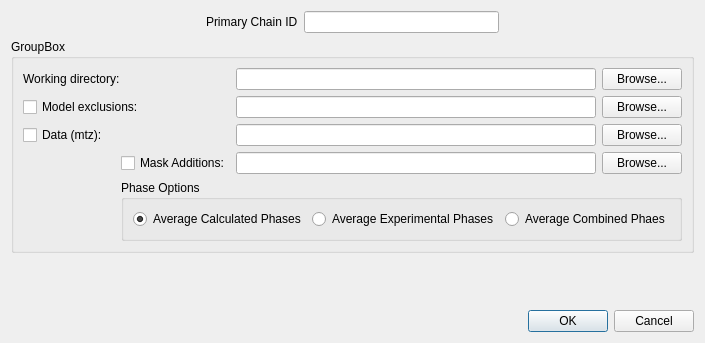
mifit/mifit, file MIExpert/mi_ncsmodeler.ui: the form before one commit.
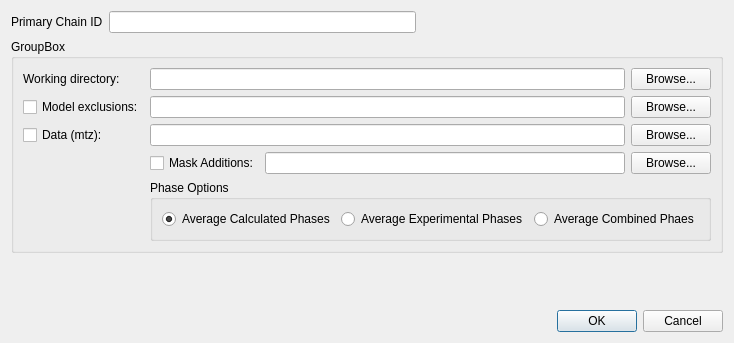
The form after the commit.

Commit message: Finish conversion of mi_ncsmodeler_ui.py

Diff of the .ui file:
```diff
--- a/MIExpert/mi_ncsmodeler.ui
+++ b/MIExpert/mi_ncsmodeler.ui
@@ -16,21 +16,8 @@
    <item row="0" column="0" >
     <layout class="QHBoxLayout" name="horizontalLayout_2" >
      <item>
-      <spacer name="horizontalSpacer_2" >
-       <property name="orientation" >
-        <enum>Qt::Horizontal</enum>
-       </property>
-       <property name="sizeHint" stdset="0" >
-        <size>
-         <width>40</width>
-         <height>20</height>
-        </size>
-       </property>
-      </spacer>
-     </item>
-     <item>
-      <widget class="QLabel" name="label_4" >
-       <property name="text" >
+      <widget class="QLabel" name="label_4">
+       <property name="text">
         <string>Primary Chain ID</string>
        </property>
       </widget>
@@ -57,21 +44,34 @@
      </item>
     </layout>
    </item>
-   <item row="1" column="0" >
-    <widget class="QGroupBox" name="groupBox" >
-     <property name="title" >
+   <item row="2" column="0">
+    <spacer name="verticalSpacer">
+     <property name="orientation">
+      <enum>Qt::Vertical</enum>
+     </property>
+     <property name="sizeHint" stdset="0">
+      <size>
+       <width>20</width>
+       <height>6</height>
+      </size>
+     </property>
+    </spacer>
+   </item>
+   <item row="1" column="0">
+    <widget class="QGroupBox" name="groupBox">
+     <property name="title">
       <string>GroupBox</string>
      </property>
-     <layout class="QGridLayout" name="gridLayout" >
-      <item row="0" column="0" colspan="2" >
-       <widget class="QLabel" name="label" >
-        <property name="text" >
+     <layout class="QGridLayout" name="gridLayout">
+      <item row="0" column="0">
+       <widget class="QLabel" name="label">
+        <property name="text">
          <string>Working directory:</string>
         </property>
        </widget>
       </item>
-      <item row="0" column="2" >
-       <widget class="QLineEdit" name="workingDirLineEdit" />
+      <item row="0" column="1" colspan="2">
+       <widget class="QLineEdit" name="workingDirLineEdit"/>
       </item>
       <item row="0" column="3" >
        <widget class="QPushButton" name="workingDirPushButton" >
@@ -80,15 +80,15 @@
         </property>
        </widget>
       </item>
-      <item row="1" column="0" colspan="2" >
-       <widget class="QCheckBox" name="modelCheckBox" >
-        <property name="text" >
+      <item row="1" column="0">
+       <widget class="QCheckBox" name="modelCheckBox">
+        <property name="text">
          <string>Model exclusions:</string>
         </property>
        </widget>
       </item>
-      <item row="1" column="2" >
-       <widget class="QLineEdit" name="modelLineEdit" />
+      <item row="1" column="1" colspan="2">
+       <widget class="QLineEdit" name="modelLineEdit"/>
       </item>
       <item row="1" column="3" >
        <widget class="QPushButton" name="modelPushButton" >
@@ -97,47 +97,39 @@
         </property>
        </widget>
       </item>
-      <item row="3" column="0" colspan="2" >
-       <widget class="QCheckBox" name="dataCheckBox" >
-        <property name="text" >
+      <item row="2" column="0">
+       <widget class="QCheckBox" name="dataCheckBox">
+        <property name="text">
          <string>Data (mtz):</string>
         </property>
        </widget>
       </item>
-      <item row="3" column="2" >
-       <widget class="QLineEdit" name="dataLineEdit" />
+      <item row="2" column="1" colspan="2">
+       <widget class="QLineEdit" name="dataLineEdit"/>
       </item>
-      <item row="3" column="3" >
-       <widget class="QPushButton" name="dataPushButton" >
-        <property name="text" >
+      <item row="2" column="3">
+       <widget class="QPushButton" name="dataPushButton">
+        <property name="text">
          <string>Browse...</string>
         </property>
        </widget>
       </item>
-      <item row="4" column="1" >
-       <layout class="QHBoxLayout" name="horizontalLayout_3" >
-        <item>
-         <widget class="QCheckBox" name="maskAdditionsCheckBox" >
-          <property name="text" >
-           <string>Mask Additions:</string>
-          </property>
-         </widget>
-        </item>
-       </layout>
+      <item row="3" column="0">
+       <layout class="QHBoxLayout" name="horizontalLayout_3"/>
       </item>
-      <item row="4" column="2" >
-       <widget class="QLineEdit" name="maskAdditionsLineEdit" />
+      <item row="3" column="2">
+       <widget class="QLineEdit" name="maskAdditionsLineEdit"/>
       </item>
-      <item row="4" column="3" >
-       <widget class="QPushButton" name="maskAdditionsPushButton" >
-        <property name="text" >
+      <item row="3" column="3">
+       <widget class="QPushButton" name="maskAdditionsPushButton">
+        <property name="text">
          <string>Browse...</string>
         </property>
        </widget>
       </item>
-      <item row="5" column="1" colspan="3" >
-       <widget class="QGroupBox" name="phaseOptions" >
-        <property name="title" >
+      <item row="4" column="1" colspan="3">
+       <widget class="QGroupBox" name="phaseOptions">
+        <property name="title">
          <string>Phase Options</string>
         </property>
         <property name="flat" >
@@ -177,38 +169,19 @@
         </layout>
        </widget>
       </item>
-      <item row="4" column="0" >
-       <spacer name="horizontalSpacer_4" >
-        <property name="orientation" >
-         <enum>Qt::Horizontal</enum>
+      <item row="3" column="1">
+       <widget class="QCheckBox" name="maskAdditionsCheckBox">
+        <property name="text">
+         <string>Mask Additions:</string>
         </property>
-        <property name="sizeHint" stdset="0" >
-         <size>
-          <width>40</width>
-          <height>20</height>
-         </size>
-        </property>
-       </spacer>
+       </widget>
       </item>
      </layout>
     </widget>
    </item>
-   <item row="2" column="0" >
-    <spacer name="verticalSpacer" >
-     <property name="orientation" >
-      <enum>Qt::Vertical</enum>
-     </property>
-     <property name="sizeHint" stdset="0" >
-      <size>
-       <width>20</width>
-       <height>6</height>
-      </size>
-     </property>
-    </spacer>
-   </item>
-   <item row="3" column="0" >
-    <widget class="QDialogButtonBox" name="buttonBox" >
-     <property name="orientation" >
+   <item row="3" column="0">
+    <widget class="QDialogButtonBox" name="buttonBox">
+     <property name="orientation">
       <enum>Qt::Horizontal</enum>
      </property>
      <property name="standardButtons" >
```
Left out of the diff: 74 changed lines with no effect on the pictures. The commit also changes 3 other files.
